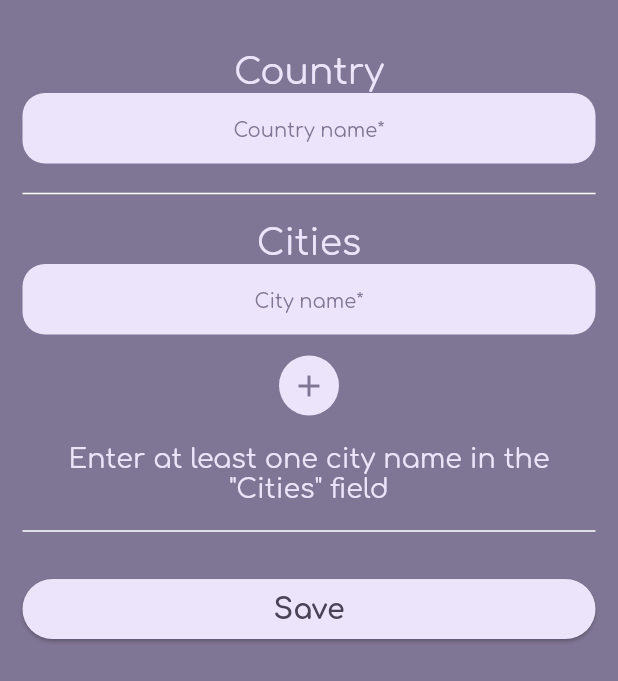
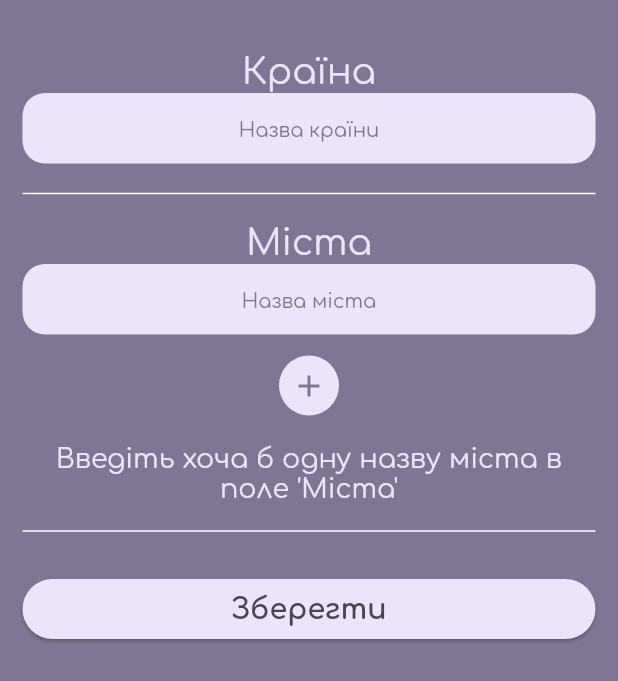
Before and after one commit to Viacheslav12345/list_api, a Flutter app: the AddOrEditCountry widget shown alone on an empty page, opened directly, on a phone screen of 412 x 824 dp. Shown: the top 681 px of the screen. Run offline on Flutter 3.47's test engine with Material 2 defaults, Android fonts, the light colour scheme and no system bars; our stand-ins replace cloud_firestore, equatable, firebase_core, firebase_storage, flutter_bloc, flutter_slidable and 3 more; accounts and stored records are empty; generated files the repository leaves out were written again.

Commit message:
Added localization with saving to sharedPref.

```diff
--- /dev/null
+++ b/l10n.yaml
@@ -0,0 +1,3 @@
+arb-dir: lib/l10n
+template_arb-file: app_en.arb
+output_localization-files: app_localizations.dart
--- /dev/null
+++ b/lib/l10n/app_uk.arb
@@ -0,0 +1,18 @@
+{
+ "applicationTitle": "Прогноз погоди",
+ "weatherTitle": "Прогноз погоди в",
+ "country": "Країна",
+ "cities": "Міста",
+ "countryName": "Назва країни",
+ "cityName": "Назва міста",
+ "save": "Зберегти",
+ "enterCountryName": "Введіть назву країни.",
+ "enterCityName": "Введіть назву міста.",
+ "countryMustNotBeEmpty": "Назва країни не повинна бути пустою!",
+ "cityMustNotBeEmpty": "Назва міста не повинна бути пустою!",
+ "enterOneCity": "Введіть хоча б одну назву міста в поле 'Міста'",
+ "photoDownloaded": "Фото завантажено.",
+ "edit": "Редагувати",
+ "delete": "Видалити",
+ "checkIfEnteredNames": "Check if entered country name and city name."
+}
--- a/lib/main.dart
+++ b/lib/main.dart
@@ -8,18 +8,52 @@ import 'package:list_api/presentation/countries_page/country_cubit/cubit/countri
 import 'package:list_api/presentation/home_page.dart';
 import 'package:list_api/presentation/weather_page/weather_cubit/weather_cubit.dart';
 import 'package:list_api/theme.dart';
+import 'package:flutter_gen/gen_l10n/app_localizations.dart';
+import 'package:shared_preferences/shared_preferences.dart';
 
 void main() async {
   WidgetsFlutterBinding.ensureInitialized();
+  final SharedPreferences prefs = await SharedPreferences.getInstance();
   await Firebase.initializeApp(
     options: DefaultFirebaseOptions.currentPlatform,
   );
 
-  runApp(const MyApp());
+  runApp(MyApp(prefs: prefs));
 }
 
-class MyApp extends StatelessWidget {
-  const MyApp({super.key});
+class MyApp extends StatefulWidget {
+  final SharedPreferences prefs;
+  const MyApp({super.key, required this.prefs});
+
+  @override
+  State<MyApp> createState() => _MyAppState();
+
+  static _MyAppState? of(BuildContext context) =>
+      context.findAncestorStateOfType<_MyAppState>();
+}
+
+class _MyAppState extends State<MyApp> {
+  @override
+  void initState() {
+    getSavedLocale();
+    super.initState();
+  }
+
+  Locale locale = const Locale('uk', 'UK');
+
+  void getSavedLocale() async {
+    locale = Locale(widget.prefs.getString('localeLang') ?? 'uk',
+        widget.prefs.getString('localeCountry') ?? 'UK');
+  }
+
+  void setLocale(Locale value) async {
+    await widget.prefs.setString('localeLang', value.languageCode);
+    await widget.prefs.setString('localeCountry', value.countryCode ?? '');
+
+    setState(() {
+      locale = value;
+    });
+  }
 
   @override
   Widget build(BuildContext context) {
@@ -36,6 +70,9 @@ class MyApp extends StatelessWidget {
       ],
       child: MaterialApp(
         theme: lightTheme,
+        localizationsDelegates: AppLocalizations.localizationsDelegates,
+        supportedLocales: AppLocalizations.supportedLocales,
+        locale: locale,
         home: const HomePage(),
       ),
     );
--- a/lib/presentation/countries_page/add_or_edit_country.dart
+++ b/lib/presentation/countries_page/add_or_edit_country.dart
@@ -1,10 +1,10 @@
-// ignore_for_file: public_member_api_docs, sort_constructors_first
 import 'package:flutter/material.dart';
 import 'package:flutter/services.dart';
 import 'package:flutter_bloc/flutter_bloc.dart';
 import 'package:fluttertoast/fluttertoast.dart';
 import 'package:list_api/data/models/country.dart';
 import 'package:list_api/presentation/countries_page/country_cubit/cubit/countries_cubit.dart';
+import 'package:flutter_gen/gen_l10n/app_localizations.dart';
 
 class AddOrEditCountry extends StatefulWidget {
   final Country? country;
@@ -28,7 +28,7 @@ class _AddOrEditCountryState extends State<AddOrEditCountry> {
 
   void showToast(String message) {
     Fluttertoast.showToast(
-      msg: "Enter country name.",
+      msg: message,
       toastLength: Toast.LENGTH_SHORT,
       gravity: ToastGravity.CENTER,
       timeInSecForIosWeb: 2,
@@ -63,7 +63,7 @@ class _AddOrEditCountryState extends State<AddOrEditCountry> {
 
   void addCity() {
     if (_cityNameController.text.isEmpty) {
-      showToast("Enter city name.");
+      showToast(AppLocalizations.of(context)!.enterCityName);
     } else if (_cityNameController.text.isNotEmpty &&
         !citiesList.contains(_cityNameController.text)) {
       citiesList.insert(0, _cityNameController.text);
@@ -92,7 +92,7 @@ class _AddOrEditCountryState extends State<AddOrEditCountry> {
               height: 20,
             ),
             Text(
-              'Country',
+              AppLocalizations.of(context)!.country,
               style: Theme.of(context).primaryTextTheme.titleMedium,
               textAlign: TextAlign.center,
             ),
@@ -101,7 +101,7 @@ class _AddOrEditCountryState extends State<AddOrEditCountry> {
               controller: _countryNameController,
               validator: (value) {
                 if (value!.isEmpty) {
-                  return "The country name must not be empty!";
+                  return AppLocalizations.of(context)!.countryMustNotBeEmpty;
                 }
                 return null;
               },
@@ -114,7 +114,7 @@ class _AddOrEditCountryState extends State<AddOrEditCountry> {
                   isCollapsed: true,
                   contentPadding:
                       const EdgeInsets.symmetric(horizontal: 10, vertical: 13),
-                  hintText: "Country name*",
+                  hintText: AppLocalizations.of(context)!.countryName,
                   hintStyle: Theme.of(context).textTheme.bodySmall,
                   enabledBorder: OutlineInputBorder(
                       borderRadius: BorderRadius.circular(15),
@@ -142,7 +142,7 @@ class _AddOrEditCountryState extends State<AddOrEditCountry> {
                   )),
               onEditingComplete: () {
                 if (_cityNameController.text.isEmpty) {
-                  showToast("Enter country name.");
+                  showToast(AppLocalizations.of(context)!.enterCountryName);
                 } else {
                   nameCountry = _countryNameController.text;
                   FocusScope.of(context).nextFocus();
@@ -158,7 +158,7 @@ class _AddOrEditCountryState extends State<AddOrEditCountry> {
               height: 10,
             ),
             Text(
-              'Cities',
+              AppLocalizations.of(context)!.cities,
               style: Theme.of(context).primaryTextTheme.titleMedium,
               textAlign: TextAlign.center,
             ),
@@ -169,7 +169,7 @@ class _AddOrEditCountryState extends State<AddOrEditCountry> {
                     controller: _cityNameController,
                     validator: (value) {
                       if (citiesList.isEmpty) {
-                        return "The city name must not be empty!";
+                        return AppLocalizations.of(context)!.cityMustNotBeEmpty;
                       }
                       return null;
                     },
@@ -182,7 +182,7 @@ class _AddOrEditCountryState extends State<AddOrEditCountry> {
                         isCollapsed: true,
                         contentPadding: const EdgeInsets.symmetric(
                             horizontal: 10, vertical: 13),
-                        hintText: "City name*",
+                        hintText: AppLocalizations.of(context)!.cityName,
                         hintStyle: Theme.of(context).textTheme.bodySmall,
                         enabledBorder: OutlineInputBorder(
                             borderRadius: BorderRadius.circular(15),
@@ -245,7 +245,6 @@ class _AddOrEditCountryState extends State<AddOrEditCountry> {
                                         .primaryTextTheme
                                         .bodyMedium,
                                   ),
-                                  // const SizedBox(height: 5),
                                   CircleAvatar(
                                     backgroundColor:
                                         Theme.of(context).cardColor,
@@ -262,7 +261,7 @@ class _AddOrEditCountryState extends State<AddOrEditCountry> {
                         ],
                       ))
                     : Text(
-                        'Enter at least one city name in the "Cities" field',
+                        AppLocalizations.of(context)!.enterOneCity,
                         style: Theme.of(context).primaryTextTheme.bodyMedium,
                         textAlign: TextAlign.center,
                       ),
@@ -283,7 +282,7 @@ class _AddOrEditCountryState extends State<AddOrEditCountry> {
                   autoValidate = true;
                 });
 
-                if (_cityNameController.text.isNotEmpty &&
+                if (_countryNameController.text.isNotEmpty &&
                     citiesList.isNotEmpty) {
                   var country = Country(
                     name: _countryNameController.text,
@@ -302,11 +301,11 @@ class _AddOrEditCountryState extends State<AddOrEditCountry> {
                           Navigator.pop(context);
                         });
                 } else {
-                  showToast("Check if entered country name and city name.");
+                  showToast(AppLocalizations.of(context)!.checkIfEnteredNames);
                 }
               },
-              child:
-                  Text('Save', style: Theme.of(context).textTheme.titleSmall),
+              child: Text(AppLocalizations.of(context)!.save,
+                  style: Theme.of(context).textTheme.titleSmall),
             ),
           ],
         ),
--- a/lib/presentation/countries_page/country_widgets/add_photo_country.dart
+++ b/lib/presentation/countries_page/country_widgets/add_photo_country.dart
@@ -7,6 +7,7 @@ import 'package:fluttertoast/fluttertoast.dart';
 import 'package:image_picker/image_picker.dart';
 import 'package:list_api/data/models/country.dart';
 import 'package:list_api/presentation/countries_page/country_cubit/cubit/countries_cubit.dart';
+import 'package:flutter_gen/gen_l10n/app_localizations.dart';
 
 import 'package:path/path.dart' as path;
 
@@ -28,11 +29,8 @@ class _AddPhotoCountryState extends State<AddPhotoCountry> {
     Country country = widget.country.copyWith(image: photoCountry);
 
     countryBloc
-            .onEditCountry(country)
-            .then((value) => countryBloc.onLoadAllCountries())
-
-        // .whenComplete(() => countryBloc.onLoadAllCountries())
-        ;
+        .onEditCountry(country)
+        .then((value) => countryBloc.onLoadAllCountries());
   }
 
   @override
@@ -57,7 +55,7 @@ class _AddPhotoCountryState extends State<AddPhotoCountry> {
 
             var snapshot = await uploadTask!.whenComplete(() => {
                   Fluttertoast.showToast(
-                    msg: "Фото ${widget.country.name} завантажено.",
+                    msg: AppLocalizations.of(context)!.photoDownloaded,
                     toastLength: Toast.LENGTH_SHORT,
                     gravity: ToastGravity.BOTTOM,
                     timeInSecForIosWeb: 2,
--- a/lib/presentation/weather_page/weather_cubit/weather_cubit.dart
+++ b/lib/presentation/weather_page/weather_cubit/weather_cubit.dart
@@ -12,12 +12,14 @@ class WeatherCubit extends Cubit<WeatherState> {
     this.weatherService,
   ) : super(WeatherInitial());
 
-  Future<void> onLoadCityForecast(List<String> citiesList) async {
+  Future<void> onLoadCityForecast(
+      List<String> citiesList, String language) async {
     List<Forecast> listForecast = [];
     // emit(WeatherLoading());
     for (var i = 0; i < citiesList.length; i++) {
       try {
-        var cityForecast = await weatherService.getWeather(citiesList[i]);
+        var cityForecast =
+            await weatherService.getWeather(citiesList[i], language);
         listForecast.add(cityForecast);
       } catch (e) {
         emit(WeatherLoadingFailure(exception: e));
--- a/lib/presentation/weather_page/weather_widgets.dart/city_widget.dart
+++ b/lib/presentation/weather_page/weather_widgets.dart/city_widget.dart
@@ -1,6 +1,7 @@
 import 'package:flutter/material.dart';
 import 'package:intl/intl.dart';
 import 'package:list_api/data/models/weather.dart';
+import 'package:list_api/main.dart';
 
 class CityWidget extends StatelessWidget {
   final Forecast? forecast;
@@ -10,10 +11,10 @@ class CityWidget extends StatelessWidget {
   Widget build(BuildContext context) {
     var theme = Theme.of(context);
     String city = forecast?.city?.name ?? '';
-    String country = forecast?.city?.country ?? '';
+    String locale = MyApp.of(context)!.locale.languageCode;
     var formatDate =
         DateTime.fromMillisecondsSinceEpoch(forecast!.list![0].dt! * 1000);
-    String date = DateFormat('EEEE, MMM d').format(formatDate);
+    String date = DateFormat('EEEE, MMM d', locale).format(formatDate);
 
     return Column(
       children: [
--- a/lib/presentation/weather_page/weather_widgets.dart/days_forecast_widget.dart
+++ b/lib/presentation/weather_page/weather_widgets.dart/days_forecast_widget.dart
@@ -3,6 +3,7 @@ import 'package:flutter/material.dart';
 import 'package:intl/intl.dart';
 
 import 'package:list_api/data/models/weather.dart';
+import 'package:list_api/main.dart';
 
 class DaysForecastWidget extends StatelessWidget {
   final Forecast forecast;
@@ -20,7 +21,8 @@ class DaysForecastWidget extends StatelessWidget {
       itemBuilder: (context, index) {
         var formatDate = DateTime.fromMillisecondsSinceEpoch(
             forecast.list![listDaysIndex[index]].dt! * 1000);
-        String date = DateFormat('EEE,dd').format(formatDate);
+        String locale = MyApp.of(context)!.locale.languageCode;
+        String date = DateFormat('EEE,dd', locale).format(formatDate);
         var icon = forecast.list?[listDaysIndex[index]].getIconUrl();
         var temp = forecast.list?[listDaysIndex[index]].main?.temp
                 ?.toStringAsFixed(0) ??
```
Also changed, not shown: lib/data/services/weather_service.dart (+7 -6 lines), lib/l10n/all_locales.dart (added, +10 -0 lines), lib/l10n/app_en.arb (added, +18 -0 lines), lib/presentation/countries_page/countries_page.dart (+9 -6 lines), lib/presentation/countries_page/country_widgets/add_cities.dart (deleted, +0 -129 lines), lib/presentation/home_page.dart (+40 -4 lines), lib/presentation/weather_page/weather_page.dart (+5 -3 lines), pubspec.yaml (+9 -2 lines), pubspec.lock, 2 other files.
